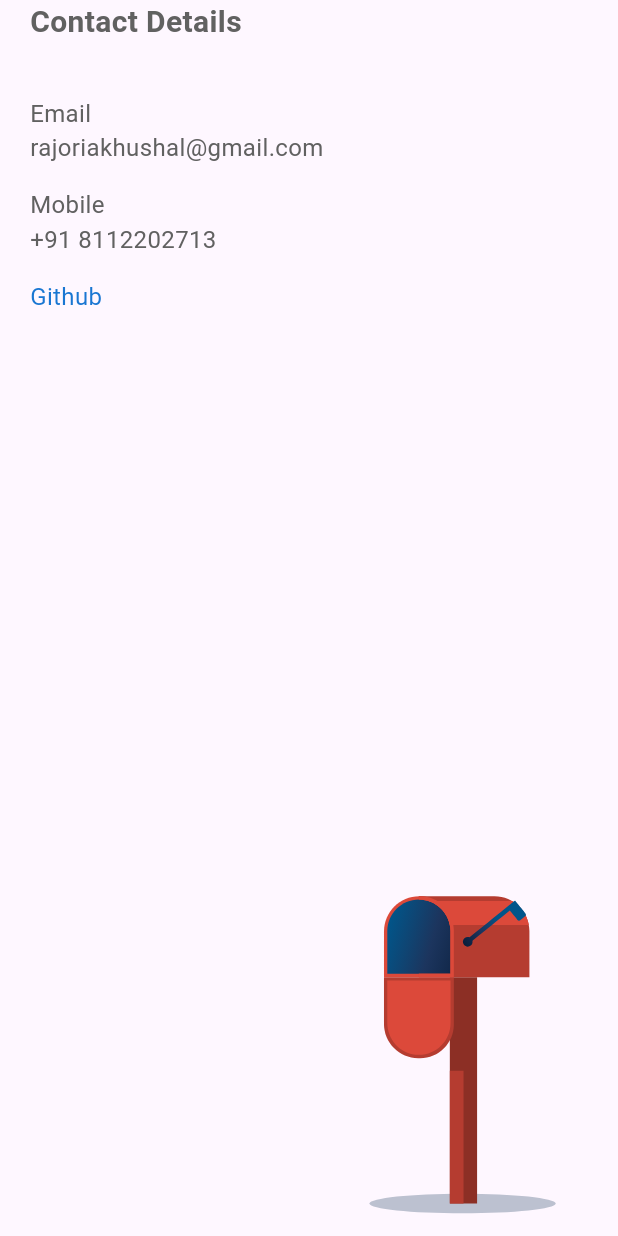
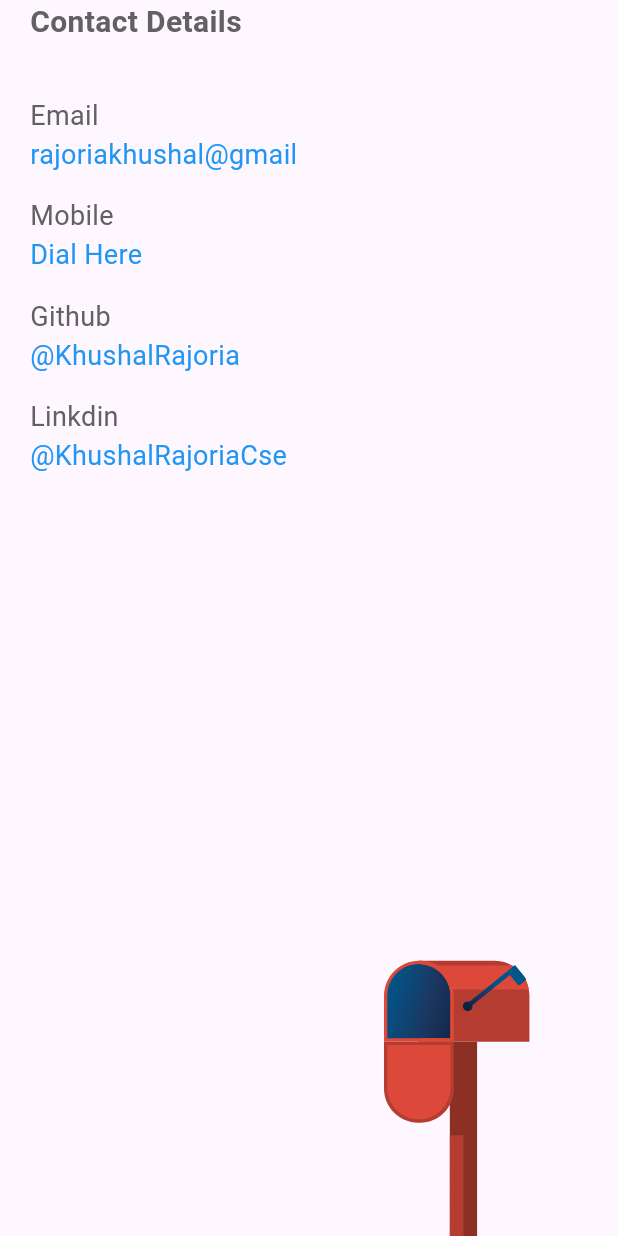
Before and after one commit to khushalrajoria/Flutter-Profile, a Flutter app: the ContactPage widget shown alone on an empty page, opened directly, on a phone screen of 412 x 824 dp. Run offline on Flutter 3.47's test engine with Material 3 defaults, Android fonts, the phone set to English and light mode, and no system bars; our stand-ins replace animated_splash_screen, cached_network_image, cloud_firestore, firebase_core, flutter_svg, full_screen_image and 2 more; accounts and stored records are empty.

Commit message:
completed contact

```diff
--- a/lib/pages/contact_page.dart
+++ b/lib/pages/contact_page.dart
@@ -16,17 +16,11 @@ class ContactPage extends StatelessWidget {
         children: <Widget>[
           Text("Contact Details",style:mode? darkheaderTextStyle:headerTextStyle,),
           const SizedBox(height: 20,),
-          _itemWidget("Email","rajoriakhushal@gmail.com"),
-          _itemWidget("Mobile","+91 8112202713"),
-          const SizedBox(height: 15,),
-          InkWell(
-            onTap: (){
-              String url ="";
-              final Uri uri = Uri.parse(url);
-              launchUrl(uri);
-            },
-            child: Text("Github",style:TextStyle(fontSize: 16,color: Colors.blue.shade700),)),
-          const SizedBox(height: 235,),
+          _itemWidget("https://mail.google.com/mail/u/0/#inbox","Email","rajoriakhushal@gmail"),
+          _itemWidget("tel:8112202713","Mobile","Dial Here"),
+          _itemWidget("https://github.com/khushalrajoria","Github","@KhushalRajoria"),
+          _itemWidget("https://www.linkedin.com/in/khushal-rajoria-cse/","Linkdin","@KhushalRajoriaCse"),
+          const SizedBox(height: 170,),
           Align(
             alignment: Alignment.bottomRight,
             child: Lottie.asset('assets/message.json')),
@@ -34,24 +28,22 @@ class ContactPage extends StatelessWidget {
       ),
     );
   }
-  Widget _itemWidget(title,value){
-    return Container(
-      margin: const EdgeInsets.only(top:15),
-      child: Column(
-        crossAxisAlignment: CrossAxisAlignment.start,
-        children: <Widget>[
-          Text(title,style:mode? darksubHeaderTextStyle:subHeaderTextStyle,),
-          Text(value, style:mode? darksubHeaderTextStyle:subHeaderTextStyle,),
-        ],
-      ),
+  Widget _itemWidget(link,name,id){
+    return Column(
+      crossAxisAlignment: CrossAxisAlignment.start,
+      children: <Widget>[
+       const SizedBox(height: 15,),
+          Text(name,style:mode? darksubHeaderTextStyle:subHeaderTextStyle.copyWith(fontSize: 18),),
+          InkWell(
+            onTap: (){
+              String url =link;
+              final Uri uri = Uri.parse(url);
+              launchUrl(uri);
+            },
+            child: Text(id,style:const TextStyle(fontSize: 18,color: Colors.blue),)),
+      ],
     );
   }
 
 
-  Future<void> _launchUrl(String url) async {
-    final Uri uri = Uri.parse(url);
-    if (!await launchUrl(uri)) {
-      throw Exception('Could not launch $url');
-    }
-  }
 }
```
